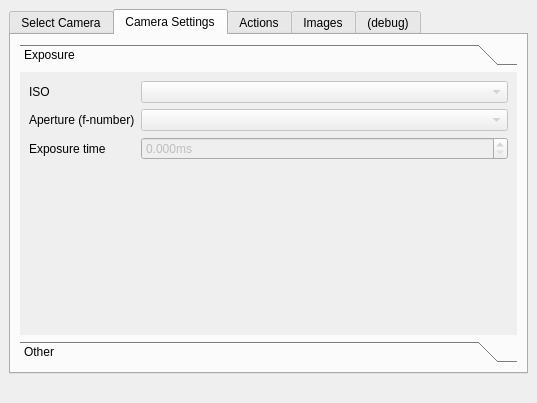
Before: the Qt Designer form camtool/camtool.ui in steveicarus/camctl, drawn with Qt 5.
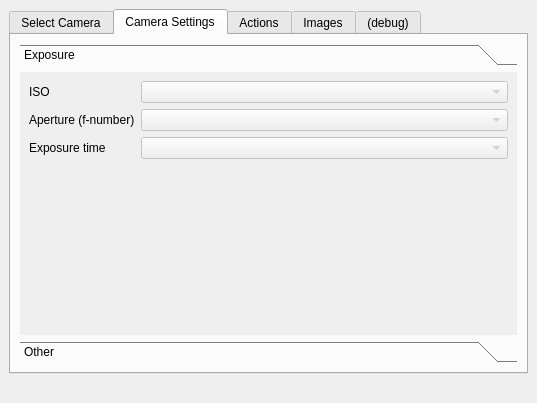
After: the same form once the commit is applied. The open tabs and pages were chosen to show the change.

Commit message:
Rework the handling of Exposure Time.
The Exposure Time is handled as an enumeration by the
Nikon D80, so rework the handling of that property to
support enumerations.

Diff of the .ui file:
```diff
--- a/camtool/camtool.ui
+++ b/camtool/camtool.ui
@@ -191,22 +191,10 @@
              </widget>
             </item>
             <item row="2" column="1" >
-             <widget class="QDoubleSpinBox" name="set_exposure_time_box" >
+             <widget class="QComboBox" name="set_exposure_time_box" >
               <property name="enabled" >
                <bool>false</bool>
               </property>
-              <property name="sizePolicy" >
-               <sizepolicy vsizetype="Fixed" hsizetype="MinimumExpanding" >
-                <horstretch>0</horstretch>
-                <verstretch>0</verstretch>
-               </sizepolicy>
-              </property>
-              <property name="suffix" >
-               <string>ms</string>
-              </property>
-              <property name="decimals" >
-               <number>3</number>
-              </property>
              </widget>
             </item>
            </layout>
```
Left out of the diff: 7 changed lines with no effect on the pictures. The commit also changes 8 other files.
